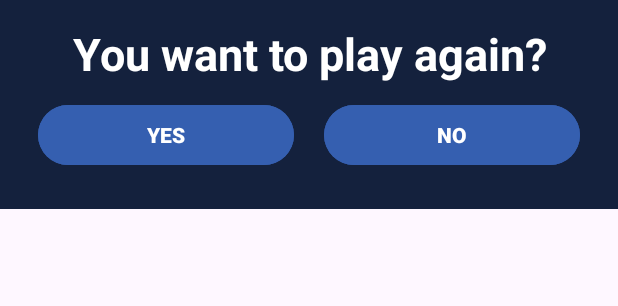
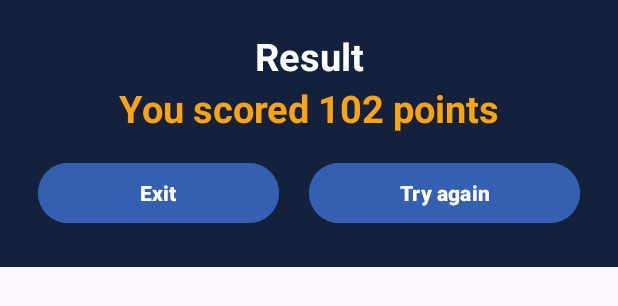
Before and after one commit to AdamDawi/Higher-or-Lower-Game, an Android app: the layout custom_end_game_dialog.xml on its own in the app's theme, with its tools: preview values and no code run, on a phone screen of 412 x 824 dp. Shown: the top 306 px of the screen. Run offline under Robolectric (Android 15) with nearby library versions, the phone set to English and light mode, and no system bars.

Commit message:
animations for activities, custom end game dialog

```diff
--- a/app/src/main/java/com/example/myapplication/GameActivity.kt
+++ b/app/src/main/java/com/example/myapplication/GameActivity.kt
@@ -1,6 +1,7 @@
 package com.example.myapplication
 
 import android.animation.ValueAnimator
+import android.app.ActivityOptions
 import android.app.Dialog
 import android.content.Context
 import android.content.Intent
@@ -28,6 +29,7 @@ import retrofit2.Retrofit
 import retrofit2.converter.gson.GsonConverterFactory
 import java.text.DecimalFormat
 import java.text.DecimalFormatSymbols
+
 import kotlin.random.Random
 
 
@@ -74,7 +76,7 @@ class GameActivity : AppCompatActivity()
         isDataLoaded = intent.getIntExtra("loadData", 0)
 
         //we don't need load data from api again because we have it in file
-        if(isDataLoaded!=0 && Constants.isNetworkAvailable(this))
+        if(isDataLoaded!=0)
         {
             setupUI()
         }
@@ -212,18 +214,31 @@ class GameActivity : AppCompatActivity()
         val dialogBinding = CustomEndGameDialogBinding.inflate(layoutInflater)
         customEndDialog?.setContentView(dialogBinding.root)
 
-        dialogBinding.btnYes.setOnClickListener {
+        //setting text on end dialog with result score
+        if(score == 1) dialogBinding.tvResultScore.text = "You scored $score point"
+        else dialogBinding.tvResultScore.text = "You scored $score points"
+
+        dialogBinding.btnTryAgain.setOnClickListener {
+
             //start game activity again
             isDataLoaded++
+
+            //shared element transition
+            val options = ActivityOptions.makeSceneTransitionAnimation(this, binding?.flOR, "flOR")
+            //send variable to activity
             val intent = Intent(this, GameActivity::class.java)
             intent.putExtra("loadData", isDataLoaded)
-            startActivity(intent)
+
+            startActivity(intent, options.toBundle())
             finish()
         }
 
-        dialogBinding.btnNo.setOnClickListener {
+        dialogBinding.btnExit.setOnClickListener {
             customEndDialog?.dismiss()
+
             finish()
+            //fade animation for finish()
+            overridePendingTransition(android.R.anim.fade_in, android.R.anim.fade_out)
         }
         customEndDialog?.setCancelable(false)
         customEndDialog?.show()
--- a/app/src/main/res/layout/custom_end_game_dialog.xml
+++ b/app/src/main/res/layout/custom_end_game_dialog.xml
@@ -2,31 +2,45 @@
 <LinearLayout xmlns:android="http://schemas.android.com/apk/res/android"
     android:layout_width="match_parent"
     android:layout_height="wrap_content"
+    xmlns:tools="http://schemas.android.com/tools"
     android:background="@color/bgColor"
     android:orientation="vertical"
-    android:padding="15dp">
+    android:padding="20dp">
 
     <TextView
         android:layout_width="match_parent"
         android:layout_height="wrap_content"
-        android:text="You want to play again?"
-        android:textSize="30sp"
+        android:text="@string/result"
+        android:textSize="25sp"
         android:layout_gravity="center"
         android:gravity="center"
         android:textColor="@color/white"
         android:textStyle="bold" />
 
+
+        <TextView
+            android:id="@+id/tvResultScore"
+            android:layout_width="match_parent"
+            android:layout_height="wrap_content"
+            tools:text="You scored 102 points"
+            android:textSize="25sp"
+            android:layout_gravity="center"
+            android:gravity="center"
+            android:textColor="@color/orange"
+            android:textStyle="bold" />
+
     <LinearLayout
         android:layout_width="match_parent"
         android:layout_height="wrap_content"
         android:orientation="horizontal"
-        android:padding="10dp">
+        android:padding="5dp"
+        android:layout_marginTop="10dp">
 
         <Button
-            android:id="@+id/btnYes"
-            android:layout_width="match_parent"
+            android:id="@+id/btnExit"
+            android:layout_width="wrap_content"
             android:layout_height="wrap_content"
-            android:text="@string/yes"
+            android:text="@string/exit"
             android:textStyle="bold"
             android:textColor="@color/white"
             android:backgroundTint="@color/blue"
@@ -34,10 +48,10 @@
             android:layout_marginEnd="10dp"/>
 
         <Button
-            android:id="@+id/btnNo"
-            android:layout_width="match_parent"
+            android:id="@+id/btnTryAgain"
+            android:layout_width="wrap_content"
             android:layout_height="wrap_content"
-            android:text="@string/no"
+            android:text="@string/try_again"
             android:textStyle="bold"
             android:textColor="@color/white"
             android:backgroundTint="@color/blue"
--- a/app/src/main/res/values/strings.xml
+++ b/app/src/main/res/values/strings.xml
@@ -8,6 +8,7 @@
     <string name="please_wait">Please wait…</string>
     <string name="score">Score:</string>
     <string name="_0">0</string>
-    <string name="no">NO</string>
-    <string name="yes">YES</string>
+    <string name="result">Result</string>
+    <string name="exit">Exit</string>
+    <string name="try_again">Try again</string>
 </resources>
```
